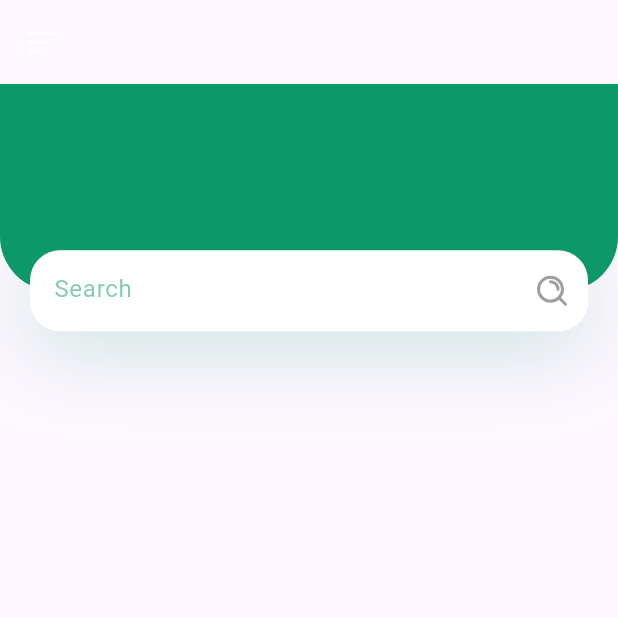
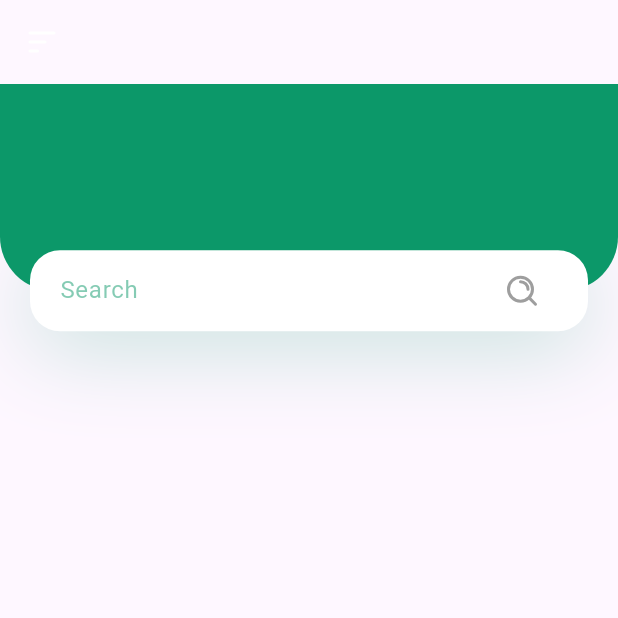
Before and after one commit to Alan21103/PlantApp_0127, a Flutter app: the HomeScreen screen opened directly, on a phone screen of 412 x 824 dp, the top half of it. Run offline on Flutter 3.47's test engine with Material 3 defaults, Android fonts, the phone set to English and light mode, and no system bars; our stand-ins replace flutter_svg.

Commit message:
revisi menambahkan padding di container

```diff
--- a/lib/screens/home/components/body.dart
+++ b/lib/screens/home/components/body.dart
@@ -30,6 +30,8 @@ class Body extends StatelessWidget {
                 left: 0,
                 right: 0,
                 child: Container(
+                  alignment: Alignment.center,
+                  padding: EdgeInsets.symmetric(horizontal: kDefaultPadding),
                   margin: EdgeInsets.symmetric(horizontal: kDefaultPadding),
                   height: 54,
                   decoration: BoxDecoration(
@@ -52,11 +54,6 @@ class Body extends StatelessWidget {
                             hintStyle: TextStyle(
                               color: kPrimaryColor.withOpacity(0.5),
                             ),
-                            contentPadding: EdgeInsets.symmetric(
-                              vertical: 16,
-                              horizontal: 16,
-                            ),
-
                             // Icon di kanan (rapi sejajar dengan teks)
                             suffixIcon: Container(
                               margin: EdgeInsets.only(
```
